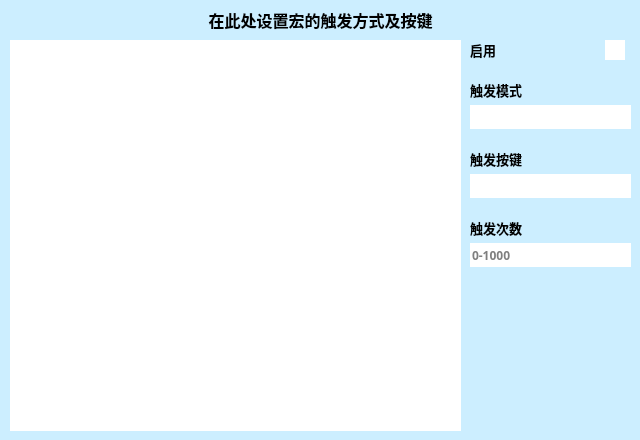
hongliangdu/Quickinput, file .ui/TriggerUi.ui: the form before one commit.
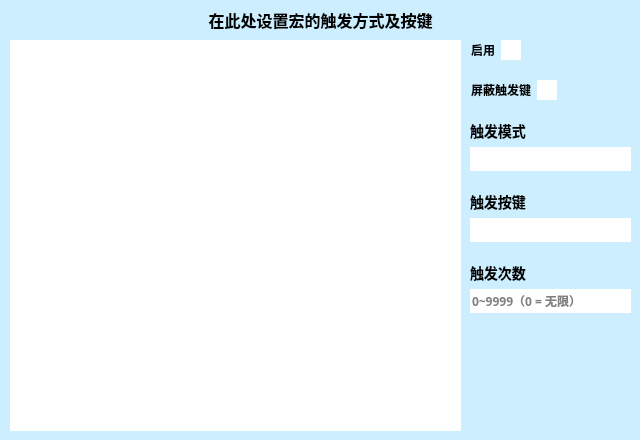
The form after the commit. Custom widgets are drawn as their Qt base class.

Diff of the .ui file:
```diff
--- a/.ui/TriggerUi.ui
+++ b/.ui/TriggerUi.ui
@@ -26,7 +26,7 @@
    <string>Trigger</string>
   </property>
   <property name="styleSheet">
-   <string notr="true">background-color:#CEF;</string>
+   <string notr="true">#TriggerUiClass{background-color:#CEF;border-bottom-left-radius:10px;border-bottom-right-radius:10px;}</string>
   </property>
   <widget class="QLabel" name="lbTrigger">
    <property name="geometry">
@@ -144,15 +144,31 @@
        <number>5</number>
       </property>
       <item>
-       <widget class="QLabel" name="lbState">
+       <widget class="QCheckBox" name="chbState">
+        <property name="sizePolicy">
+         <sizepolicy hsizetype="Preferred" vsizetype="Preferred">
+          <horstretch>0</horstretch>
+          <verstretch>0</verstretch>
+         </sizepolicy>
+        </property>
         <property name="font">
          <font>
-          <family>微软雅黑</family>
-          <pointsize>10</pointsize>
+          <family>Microsoft YaHei</family>
+          <pointsize>-1</pointsize>
           <weight>75</weight>
           <bold>true</bold>
          </font>
         </property>
+        <property name="focusPolicy">
+         <enum>Qt::ClickFocus</enum>
+        </property>
+        <property name="layoutDirection">
+         <enum>Qt::RightToLeft</enum>
+        </property>
+        <property name="styleSheet">
+         <string notr="true">*{font-family:&quot;Microsoft YaHei&quot;;font-size:12px;}
+QCheckBox::indicator {background-color:#FFF;width:20px;height:20px;}QCheckBox::indicator:checked {background-color:#888;}</string>
+        </property>
         <property name="text">
          <string>启用</string>
         </property>
@@ -171,12 +187,25 @@
         </property>
        </spacer>
       </item>
+     </layout>
+    </item>
+    <item>
+     <layout class="QHBoxLayout" name="horizontalLayout_2">
+      <property name="spacing">
+       <number>5</number>
+      </property>
       <item>
-       <widget class="QCheckBox" name="chbState">
+       <widget class="QCheckBox" name="chbBlock">
+        <property name="sizePolicy">
+         <sizepolicy hsizetype="Preferred" vsizetype="Preferred">
+          <horstretch>0</horstretch>
+          <verstretch>0</verstretch>
+         </sizepolicy>
+        </property>
         <property name="font">
          <font>
-          <family>微软雅黑</family>
-          <pointsize>10</pointsize>
+          <family>Microsoft YaHei</family>
+          <pointsize>-1</pointsize>
           <weight>75</weight>
           <bold>true</bold>
          </font>
@@ -184,11 +213,15 @@
         <property name="focusPolicy">
          <enum>Qt::ClickFocus</enum>
         </property>
+        <property name="layoutDirection">
+         <enum>Qt::RightToLeft</enum>
+        </property>
         <property name="styleSheet">
-         <string notr="true">QCheckBox::indicator {background-color:#FFF;width:20px;height:20px;}QCheckBox::indicator:checked {background-color:#888;}</string>
+         <string notr="true">*{font-family:&quot;Microsoft YaHei&quot;;font-size:12px;}
+QCheckBox::indicator {background-color:#FFF;width:20px;height:20px;}QCheckBox::indicator:checked {background-color:#888;}</string>
         </property>
         <property name="text">
-         <string/>
+         <string>屏蔽触发键</string>
         </property>
         <property name="checkable">
          <bool>true</bool>
@@ -204,6 +237,19 @@
         </property>
        </widget>
       </item>
+      <item>
+       <spacer name="horizontalSpacer_2">
+        <property name="orientation">
+         <enum>Qt::Horizontal</enum>
+        </property>
+        <property name="sizeHint" stdset="0">
+         <size>
+          <width>40</width>
+          <height>20</height>
+         </size>
+        </property>
+       </spacer>
+      </item>
      </layout>
     </item>
     <item>
@@ -213,14 +259,23 @@
       </property>
       <item>
        <widget class="QLabel" name="lbMode">
+        <property name="sizePolicy">
+         <sizepolicy hsizetype="Preferred" vsizetype="Preferred">
+          <horstretch>0</horstretch>
+          <verstretch>0</verstretch>
+         </sizepolicy>
+        </property>
         <property name="font">
          <font>
-          <family>微软雅黑</family>
-          <pointsize>10</pointsize>
+          <family>Microsoft YaHei</family>
+          <pointsize>-1</pointsize>
           <weight>75</weight>
           <bold>true</bold>
          </font>
         </property>
+        <property name="styleSheet">
+         <string notr="true">font-family:&quot;Microsoft YaHei&quot;;font-size:14px;</string>
+        </property>
         <property name="text">
          <string>触发模式</string>
         </property>
@@ -228,6 +283,12 @@
       </item>
       <item>
        <widget class="QComboBox" name="cmbMode">
+        <property name="sizePolicy">
+         <sizepolicy hsizetype="Preferred" vsizetype="Preferred">
+          <horstretch>0</horstretch>
+          <verstretch>0</verstretch>
+         </sizepolicy>
+        </property>
         <property name="minimumSize">
          <size>
           <width>0</width>
@@ -236,8 +297,8 @@
         </property>
         <property name="font">
          <font>
-          <family>微软雅黑</family>
-          <pointsize>10</pointsize>
+          <family>Microsoft YaHei</family>
+          <pointsize>-1</pointsize>
           <weight>75</weight>
           <bold>true</bold>
          </font>
@@ -249,7 +310,8 @@
          <string>&lt;html&gt;&lt;head/&gt;&lt;body&gt;&lt;p&gt;长按：按下触发键将持续运行，松开停止&lt;/p&gt;&lt;p&gt;点击：点击触发将持续运行，再次点击取消&lt;/p&gt;&lt;p&gt;次数：点击触发键执行宏，直到宏执行完成指定的次数&lt;/p&gt;&lt;/body&gt;&lt;/html&gt;</string>
         </property>
         <property name="styleSheet">
-         <string notr="true">QComboBox {
+         <string notr="true">*{font-family:&quot;Microsoft YaHei&quot;;font-size:12px;}
+QComboBox {
 	background-color:#FFF;
 	padding-left:3px;
 	border:none;
@@ -273,14 +335,23 @@
       </property>
       <item>
        <widget class="QLabel" name="lbTr">
+        <property name="sizePolicy">
+         <sizepolicy hsizetype="Preferred" vsizetype="Preferred">
+          <horstretch>0</horstretch>
+          <verstretch>0</verstretch>
+         </sizepolicy>
+        </property>
         <property name="font">
          <font>
-          <family>微软雅黑</family>
-          <pointsize>10</pointsize>
+          <family>Microsoft YaHei</family>
+          <pointsize>-1</pointsize>
           <weight>75</weight>
           <bold>true</bold>
          </font>
         </property>
+        <property name="styleSheet">
+         <string notr="true">font-family:&quot;Microsoft YaHei&quot;;font-size:14px;</string>
+        </property>
         <property name="text">
          <string>触发按键</string>
         </property>
@@ -300,8 +371,22 @@
           <height>24</height>
          </size>
         </property>
+        <property name="maximumSize">
+         <size>
+          <width>16777215</width>
+          <height>24</height>
+         </size>
+        </property>
+        <property name="font">
+         <font>
+          <family>Microsoft YaHei</family>
+          <pointsize>-1</pointsize>
+          <weight>75</weight>
+          <bold>true</bold>
+         </font>
+        </property>
         <property name="styleSheet">
-         <string notr="true">background-color:white;</string>
+         <string notr="true">background-color:white;font-family:&quot;Microsoft YaHei&quot;;font-size:12px;</string>
         </property>
        </widget>
       </item>
@@ -314,14 +399,23 @@
       </property>
       <item>
        <widget class="QLabel" name="lbCount">
+        <property name="sizePolicy">
+         <sizepolicy hsizetype="Preferred" vsizetype="Preferred">
+          <horstretch>0</horstretch>
+          <verstretch>0</verstretch>
+         </sizepolicy>
+        </property>
         <property name="font">
          <font>
-          <family>微软雅黑</family>
-          <pointsize>10</pointsize>
+          <family>Microsoft YaHei</family>
+          <pointsize>-1</pointsize>
           <weight>75</weight>
           <bold>true</bold>
          </font>
         </property>
+        <property name="styleSheet">
+         <string notr="true">font-family:&quot;Microsoft YaHei&quot;;font-size:14px;</string>
+        </property>
         <property name="text">
          <string>触发次数</string>
         </property>
@@ -329,6 +423,12 @@
       </item>
       <item>
        <widget class="QLineEdit" name="etCount">
+        <property name="sizePolicy">
+         <sizepolicy hsizetype="Preferred" vsizetype="Preferred">
+          <horstretch>0</horstretch>
+          <verstretch>0</verstretch>
+         </sizepolicy>
+        </property>
         <property name="minimumSize">
          <size>
           <width>0</width>
@@ -337,8 +437,8 @@
         </property>
         <property name="font">
          <font>
-          <family>微软雅黑</family>
-          <pointsize>9</pointsize>
+          <family>Microsoft YaHei</family>
+          <pointsize>-1</pointsize>
           <weight>75</weight>
           <bold>true</bold>
          </font>
@@ -350,7 +450,7 @@
          <string/>
         </property>
         <property name="styleSheet">
-         <string notr="true">background-color: #FFF; border:none;</string>
+         <string notr="true">background-color: #FFF; border:none;font-family:&quot;Microsoft YaHei&quot;;font-size:12px;</string>
         </property>
         <property name="inputMask">
          <string/>
@@ -359,7 +459,7 @@
          <bool>false</bool>
         </property>
         <property name="placeholderText">
-         <string>0-1000</string>
+         <string>0~9999（0 = 无限）</string>
         </property>
        </widget>
       </item>
@@ -372,8 +472,8 @@
       </property>
       <property name="sizeHint" stdset="0">
        <size>
-        <width>20</width>
-        <height>40</height>
+        <width>0</width>
+        <height>0</height>
        </size>
       </property>
      </spacer>
```
Left out of the diff: 36 changed lines with no effect on the pictures.
